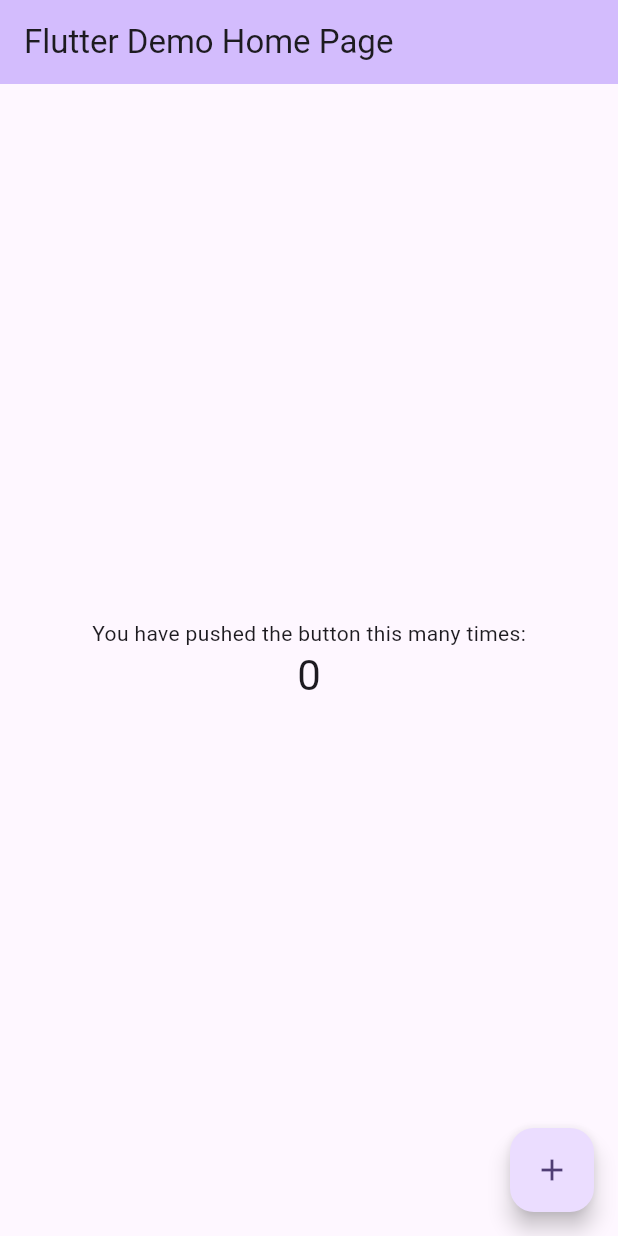
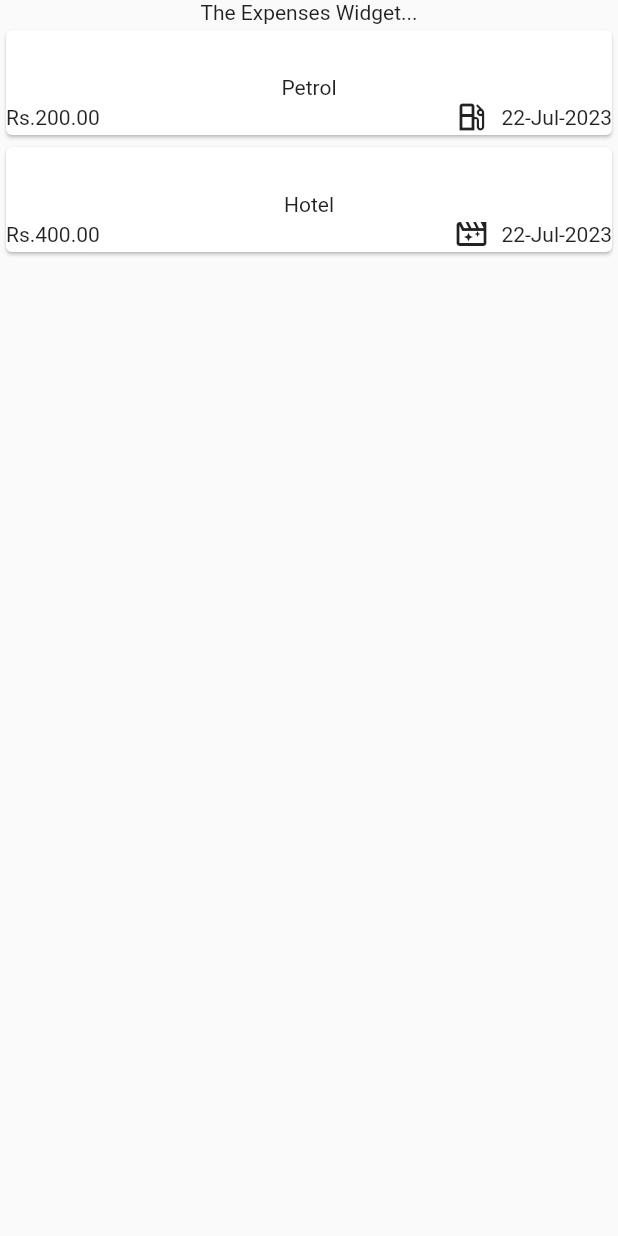
Before and after one commit to bhuphathi/expense_tracker, a Flutter app: the screen it shows after launch, on a phone screen of 412 x 824 dp. Run offline on Flutter 3.47's test engine with Material 2 defaults, Android fonts, the phone set to English and light mode, and no system bars.

Commit message:
feat: expense screem widgets added - expense list added - expense list item added - main dart file refactored

```diff
--- a/lib/main.dart
+++ b/lib/main.dart
@@ -1,125 +1,11 @@
 import 'package:flutter/material.dart';
 
+import 'package:expense_tracker/screens/expenses_screen.dart';
+
 void main() {
-  runApp(const MyApp());
+  runApp(
+    const MaterialApp(
+      home: ExpensesScreen(),
+    ),
+  );
 }
-
-class MyApp extends StatelessWidget {
-  const MyApp({super.key});
-
-  // This widget is the root of your application.
-  @override
-  Widget build(BuildContext context) {
-    return MaterialApp(
-      title: 'Flutter Demo',
-      theme: ThemeData(
-        // This is the theme of your application.
-        //
-        // TRY THIS: Try running your application with "flutter run". You'll see
-        // the application has a blue toolbar. Then, without quitting the app,
-        // try changing the seedColor in the colorScheme below to Colors.green
-        // and then invoke "hot reload" (save your changes or press the "hot
-        // reload" button in a Flutter-supported IDE, or press "r" if you used
-        // the command line to start the app).
-        //
-        // Notice that the counter didn't reset back to zero; the application
-        // state is not lost during the reload. To reset the state, use hot
-        // restart instead.
-        //
-        // This works for code too, not just values: Most code changes can be
-        // tested with just a hot reload.
-        colorScheme: ColorScheme.fromSeed(seedColor: Colors.deepPurple),
-        useMaterial3: true,
-      ),
-      home: const MyHomePage(title: 'Flutter Demo Home Page'),
-    );
-  }
-}
-
-class MyHomePage extends StatefulWidget {
-  const MyHomePage({super.key, required this.title});
-
-  // This widget is the home page of your application. It is stateful, meaning
-  // that it has a State object (defined below) that contains fields that affect
-  // how it looks.
-
-  // This class is the configuration for the state. It holds the values (in this
-  // case the title) provided by the parent (in this case the App widget) and
-  // used by the build method of the State. Fields in a Widget subclass are
-  // always marked "final".
-
-  final String title;
-
-  @override
-  State<MyHomePage> createState() => _MyHomePageState();
-}
-
-class _MyHomePageState extends State<MyHomePage> {
-  int _counter = 0;
-
-  void _incrementCounter() {
-    setState(() {
-      // This call to setState tells the Flutter framework that something has
-      // changed in this State, which causes it to rerun the build method below
-      // so that the display can reflect the updated values. If we changed
-      // _counter without calling setState(), then the build method would not be
-      // called again, and so nothing would appear to happen.
-      _counter++;
-    });
-  }
-
-  @override
-  Widget build(BuildContext context) {
-    // This method is rerun every time setState is called, for instance as done
-    // by the _incrementCounter method above.
-    //
-    // The Flutter framework has been optimized to make rerunning build methods
-    // fast, so that you can just rebuild anything that needs updating rather
-    // than having to individually change instances of widgets.
-    return Scaffold(
-      appBar: AppBar(
-        // TRY THIS: Try changing the color here to a specific color (to
-        // Colors.amber, perhaps?) and trigger a hot reload to see the AppBar
-        // change color while the other colors stay the same.
-        backgroundColor: Theme.of(context).colorScheme.inversePrimary,
-        // Here we take the value from the MyHomePage object that was created by
-        // the App.build method, and use it to set our appbar title.
-        title: Text(widget.title),
-      ),
-      body: Center(
-        // Center is a layout widget. It takes a single child and positions it
-        // in the middle of the parent.
-        child: Column(
-          // Column is also a layout widget. It takes a list of children and
-          // arranges them vertically. By default, it sizes itself to fit its
-          // children horizontally, and tries to be as tall as its parent.
-          //
-          // Column has various properties to control how it sizes itself and
-          // how it positions its children. Here we use mainAxisAlignment to
-          // center the children vertically; the main axis here is the vertical
-          // axis because Columns are vertical (the cross axis would be
-          // horizontal).
-          //
-          // TRY THIS: Invoke "debug painting" (choose the "Toggle Debug Paint"
-          // action in the IDE, or press "p" in the console), to see the
-          // wireframe for each widget.
-          mainAxisAlignment: MainAxisAlignment.center,
-          children: <Widget>[
-            const Text(
-              'You have pushed the button this many times:',
-            ),
-            Text(
-              '$_counter',
-              style: Theme.of(context).textTheme.headlineMedium,
-            ),
-          ],
-        ),
-      ),
-      floatingActionButton: FloatingActionButton(
-        onPressed: _incrementCounter,
-        tooltip: 'Increment',
-        child: const Icon(Icons.add),
-      ), // This trailing comma makes auto-formatting nicer for build methods.
-    );
-  }
-}
--- /dev/null
+++ b/lib/model/expense.dart
@@ -0,0 +1,33 @@
+import 'package:flutter/material.dart';
+import 'package:intl/intl.dart';
+import 'package:uuid/uuid.dart';
+
+const uuid = Uuid();
+final dateFormat = DateFormat("dd-MMM-yyyy");
+
+enum Category { food, sports, leisure, travel, fuel }
+
+const categoryIcons = {
+  Category.food: Icons.dining_outlined,
+  Category.sports: Icons.sports_cricket_outlined,
+  Category.leisure: Icons.movie_filter_outlined,
+  Category.travel: Icons.flight_takeoff,
+  Category.fuel: Icons.local_gas_station_outlined,
+};
+
+class Expense {
+  Expense({
+    required this.title,
+    required this.amount,
+    required this.date,
+    required this.category,
+  }) : id = uuid.v4();
+
+  final String id;
+  final String title;
+  final double amount;
+  final DateTime date;
+  final Category category;
+
+  String get formattedDate => dateFormat.format(date);
+}
--- /dev/null
+++ b/lib/screens/expenses_screen.dart
@@ -0,0 +1,43 @@
+import 'package:expense_tracker/model/expense.dart';
+import 'package:expense_tracker/screens/helper_widgets/expenses_list.dart';
+import 'package:flutter/material.dart';
+
+class ExpensesScreen extends StatefulWidget {
+  const ExpensesScreen({super.key});
+
+  @override
+  State<ExpensesScreen> createState() => _ExpensesScreenState();
+}
+
+class _ExpensesScreenState extends State<ExpensesScreen> {
+  final List<Expense> _registeredExpenses = [
+    Expense(
+      amount: 200,
+      title: "Petrol",
+      date: DateTime.now(),
+      category: Category.fuel,
+    ),
+    Expense(
+      amount: 400,
+      title: "Hotel",
+      date: DateTime.now(),
+      category: Category.leisure,
+    ),
+  ];
+
+  @override
+  Widget build(context) {
+    return Scaffold(
+      body: Column(
+        children: [
+          const Text(
+            "The Expenses Widget...",
+          ),
+          Expanded(
+            child: ExpensesList(expense: _registeredExpenses),
+          ),
+        ],
+      ),
+    );
+  }
+}
--- /dev/null
+++ b/lib/screens/helper_widgets/expenses_item.dart
@@ -0,0 +1,35 @@
+import 'package:expense_tracker/model/expense.dart';
+import 'package:flutter/material.dart';
+
+class ExpensesItem extends StatelessWidget {
+  const ExpensesItem({super.key, required this.expense});
+
+  final Expense expense;
+
+  @override
+  Widget build(context) {
+    return Card(
+        borderOnForeground: true,
+        child: Column(
+          children: [
+            const SizedBox(
+              height: 30,
+            ),
+            Text(expense.title),
+            Row(
+              children: [
+                Text("Rs.${expense.amount.toStringAsFixed(2)}"),
+                const Spacer(),
+                Row(
+                  children: [
+                    Icon(categoryIcons[expense.category]),
+                    const SizedBox(width: 8),
+                    Text(expense.formattedDate),
+                  ],
+                ),
+              ],
+            )
+          ],
+        ));
+  }
+}
--- /dev/null
+++ b/lib/screens/helper_widgets/expenses_list.dart
@@ -0,0 +1,21 @@
+import 'package:expense_tracker/screens/helper_widgets/expenses_item.dart';
+import 'package:flutter/material.dart';
+
+import 'package:expense_tracker/model/expense.dart';
+
+class ExpensesList extends StatelessWidget {
+  const ExpensesList({
+    super.key,
+    required this.expense,
+  });
+
+  final List<Expense> expense;
+
+  @override
+  Widget build(context) {
+    return ListView.builder(
+      itemCount: expense.length,
+      itemBuilder: (ctx, index) => ExpensesItem(expense: expense[index]),
+    );
+  }
+}
```
Also changed, not shown: 2 other files.
